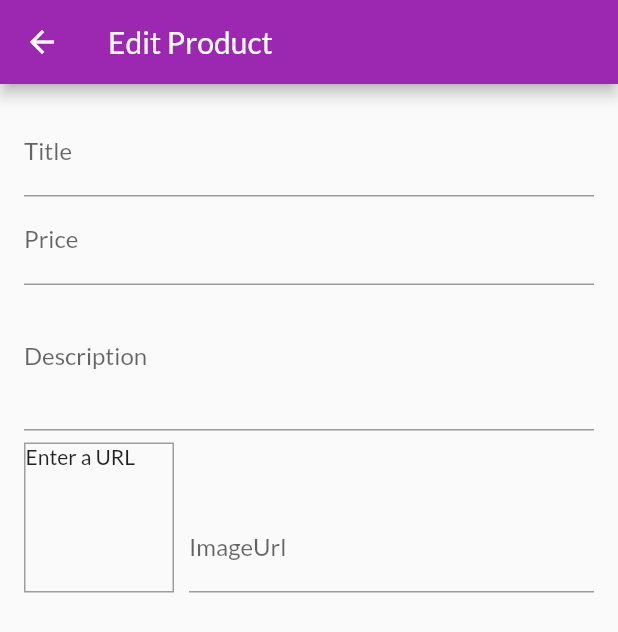
After one commit to kcpal/flutter-shop-app-practice, a Flutter app: the EditProductScreen screen opened by its route, on a phone screen of 412 x 824 dp. The commit adds this screen. Shown: the top 632 px of the screen. Run offline on Flutter 3.47's test engine with Material 2 defaults, Android fonts, the phone set to English and light mode, and no system bars; network calls fail.

Commit message:
Lesson 10 completed.

```diff
--- a/lib/main.dart
+++ b/lib/main.dart
@@ -2,6 +2,7 @@ import 'package:flutter/material.dart';
 import 'package:provider/provider.dart';
 import 'package:shop_app/providers/orders.dart';
 import 'package:shop_app/screens/cart_screen.dart';
+import 'package:shop_app/screens/edit_product_screen.dart';
 import 'package:shop_app/screens/orders_screen.dart';
 import 'package:shop_app/screens/user_products_screen.dart';
 import './providers/cart.dart';
@@ -43,6 +44,7 @@ class MyApp extends StatelessWidget {
             CartScreen.routeName: (ctx) => CartScreen(),
             OrdersScreen.routeName: (ctx) => OrdersScreen(),
             UserProductsScreen.routeName: (ctx) => UserProductsScreen(),
+            EditProductScreen.routeName: (ctx) => EditProductScreen(),
           }),
     );
   }
--- /dev/null
+++ b/lib/screens/edit_product_screen.dart
@@ -0,0 +1,114 @@
+import 'package:flutter/material.dart';
+
+class EditProductScreen extends StatefulWidget {
+  static const routeName = '/edit-product';
+
+  @override
+  _EditProductScreenState createState() => _EditProductScreenState();
+}
+
+class _EditProductScreenState extends State<EditProductScreen> {
+  final _priceFocusNode = FocusNode();
+  final _descriptionFocusNode = FocusNode();
+  final _imageUrlController = TextEditingController();
+  final _imageUrlFocusNode = FocusNode();
+
+  @override
+  void initState() {
+    _imageUrlFocusNode.addListener(_updateImageUrl);
+    super.initState();
+  }
+
+  void _updateImageUrl() {
+    if (!_imageUrlFocusNode.hasFocus) {
+      setState(() {});
+    }
+  }
+
+  @override
+  void dispose() {
+    _imageUrlFocusNode.removeListener(_updateImageUrl);
+    _priceFocusNode.dispose();
+    _descriptionFocusNode.dispose();
+    _imageUrlController.dispose();
+    _imageUrlFocusNode.dispose();
+    super.dispose();
+  }
+
+  @override
+  Widget build(BuildContext context) {
+    return Scaffold(
+      appBar: AppBar(
+        title: Text('Edit Product'),
+      ),
+      body: Padding(
+        padding: const EdgeInsets.all(16.0),
+        child: Form(
+          child: ListView(
+            children: <Widget>[
+              TextFormField(
+                decoration: InputDecoration(labelText: 'Title'),
+                textInputAction: TextInputAction.next,
+                onFieldSubmitted: (_) {
+                  FocusScope.of(context).requestFocus(_priceFocusNode);
+                },
+              ),
+              TextFormField(
+                decoration: InputDecoration(labelText: 'Price'),
+                textInputAction: TextInputAction.next,
+                keyboardType: TextInputType.number,
+                focusNode: _priceFocusNode,
+                onFieldSubmitted: (_) {
+                  FocusScope.of(context).requestFocus(_descriptionFocusNode);
+                },
+              ),
+              TextFormField(
+                decoration: InputDecoration(labelText: 'Description'),
+                maxLines: 3,
+                textInputAction: TextInputAction.next,
+                keyboardType: TextInputType.multiline,
+                focusNode: _descriptionFocusNode,
+              ),
+              Row(
+                crossAxisAlignment: CrossAxisAlignment.end,
+                children: <Widget>[
+                  Container(
+                    width: 100,
+                    height: 100,
+                    margin: EdgeInsets.only(
+                      top: 8,
+                      right: 10,
+                    ),
+                    decoration: BoxDecoration(
+                      border: Border.all(
+                        width: 1,
+                        color: Colors.grey,
+                      ),
+                    ),
+                    child: _imageUrlController.text.isEmpty
+                        ? Text('Enter a URL')
+                        : FittedBox(
+                            child: Image.network(
+                              _imageUrlController.text,
+                              fit: BoxFit.cover,
+                            ),
+                          ),
+                  ),
+                  Expanded(
+                    child: TextFormField(
+                      decoration: InputDecoration(labelText: 'ImageUrl'),
+                      keyboardType: TextInputType.url,
+                      textInputAction: TextInputAction.done,
+                      controller: _imageUrlController,
+                      focusNode: _imageUrlFocusNode,
+                    ),
+                  ),
+                ],
+              ),
+            ],
+          ),
+        ),
+      ),
+    );
+  }
+}
--- a/lib/screens/user_products_screen.dart
+++ b/lib/screens/user_products_screen.dart
@@ -1,6 +1,7 @@
 import 'package:flutter/material.dart';
 import 'package:provider/provider.dart';
 import 'package:shop_app/providers/products.dart';
+import 'package:shop_app/screens/edit_product_screen.dart';
 import 'package:shop_app/widgets/app_drawer.dart';
 import 'package:shop_app/widgets/user_product_item.dart';
 
@@ -15,7 +16,9 @@ class UserProductsScreen extends StatelessWidget {
         actions: <Widget>[
           IconButton(
             icon: const Icon(Icons.add),
-            onPressed: () {},
+            onPressed: () {
+              Navigator.of(context).pushNamed(EditProductScreen.routeName);
+            },
           ),
         ],
       ),
```
